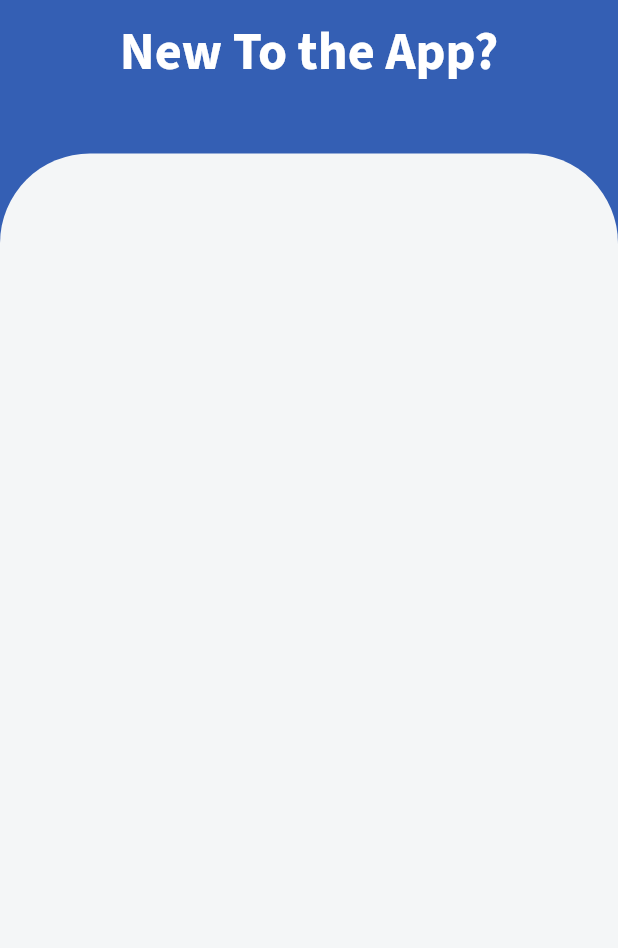
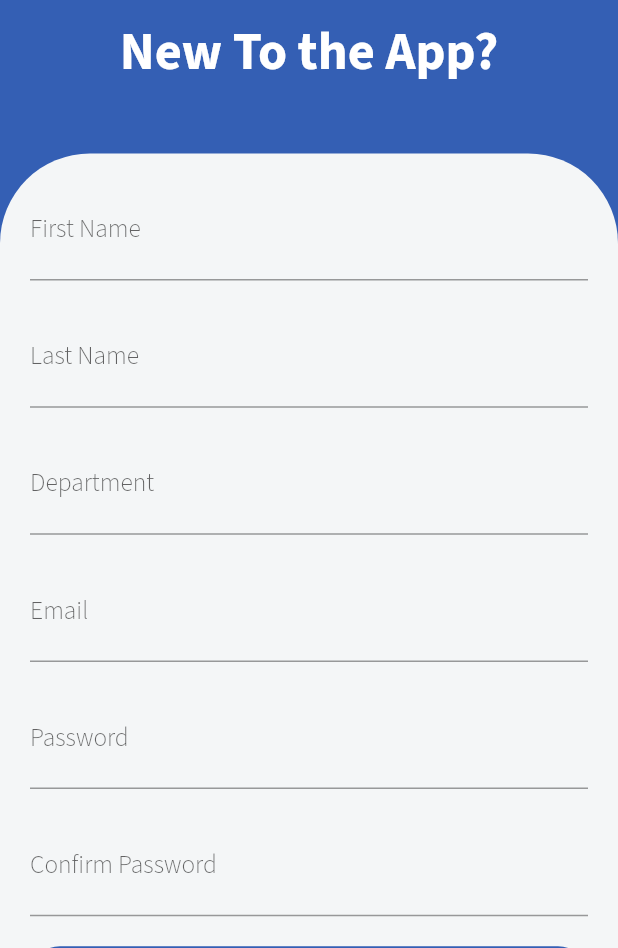
Before and after one commit to SodaraSou/Student-App, a Flutter app: the SignUpView screen opened by its route, on a phone screen of 412 x 824 dp, the part 288-1236 px from its top. Run offline on Flutter 3.47's test engine with Material 2 defaults, Android fonts, the phone set to English and light mode, and no system bars; our stand-ins replace firebase_auth, firebase_core, firebase_database, get, google_fonts; accounts and stored records are empty; network calls fail.

Commit message:
Finished sign up

```diff
--- a/lib/Pages/sign_up/sign_up_controller.dart
+++ b/lib/Pages/sign_up/sign_up_controller.dart
@@ -1,5 +1,43 @@
+import 'package:firebase_auth/firebase_auth.dart';
+import 'package:firebase_database/firebase_database.dart';
+import 'package:flutter/material.dart';
 import 'package:get/get.dart';
+import 'package:student_app/xcore.dart';
 
 class SignUpController extends GetxController {
+  final FirebaseAuth auth = FirebaseAuth.instance;
+  DatabaseReference ref = FirebaseDatabase.instance.ref();
+  final firstName = TextEditingController();
+  final lastName = TextEditingController();
+  final department = TextEditingController();
+  final email = TextEditingController();
+  final password = TextEditingController();
+  final confirmPassword = TextEditingController();
+  String userId = '';
 
+  Future<void> registerUser() async {
+    // Create user account
+    try {
+      await auth.createUserWithEmailAndPassword(
+        email: email.text.trim(),
+        password: password.text.trim(),
+      );
+    } catch (e) {
+      Get.snackbar('Error', e.toString());
+    }
+    // Create user database
+    userId = auth.currentUser!.uid;
+    try {
+      await ref.child('data').child(userId).set({
+        'email': email.text.trim(),
+        'password': password.text.trim(),
+        'firstName': firstName.text.trim(),
+        'lastName': lastName.text.trim(),
+        'department': department.text.trim(),
+      });
+    } catch (e) {
+      Get.snackbar('Error', e.toString());
+    }
+    Get.offNamed(PageRouter.home);
+  }
 }
--- a/lib/Pages/sign_up/sign_up_view.dart
+++ b/lib/Pages/sign_up/sign_up_view.dart
@@ -39,11 +39,136 @@ class SignUpView extends GetView<SignUpController> {
               width: MediaQuery.of(context).size.width,
               height: MediaQuery.of(context).size.height,
               decoration: const BoxDecoration(
-                  borderRadius: BorderRadius.only(
-                    topLeft: Radius.circular(kDefaultPadding * 3),
-                    topRight: Radius.circular(kDefaultPadding * 3),
-                  ),
-                  color: kOtherColor),
+                borderRadius: BorderRadius.only(
+                  topLeft: Radius.circular(kDefaultPadding * 3),
+                  topRight: Radius.circular(kDefaultPadding * 3),
+                ),
+                color: kOtherColor,
+              ),
+              child: Padding(
+                padding: const EdgeInsets.all(kDefaultPadding),
+                child: Column(
+                  children: [
+                    Form(
+                      child: Column(
+                        children: [
+                          TextField(
+                            keyboardType: TextInputType.name,
+                            style: const TextStyle(
+                              color: kTextBlackColor,
+                              fontSize: 17,
+                              fontWeight: FontWeight.w300,
+                            ),
+                            decoration: const InputDecoration(
+                              labelText: 'First Name',
+                            ),
+                            controller: controller.firstName,
+                          ),
+                          const SizedBox(
+                            height: kDefaultPadding,
+                          ),
+                          TextField(
+                            keyboardType: TextInputType.name,
+                            style: const TextStyle(
+                              color: kTextBlackColor,
+                              fontSize: 17,
+                              fontWeight: FontWeight.w300,
+                            ),
+                            decoration: const InputDecoration(
+                              labelText: 'Last Name',
+                            ),
+                            controller: controller.lastName,
+                          ),
+                          const SizedBox(
+                            height: kDefaultPadding,
+                          ),
+                          TextField(
+                            keyboardType: TextInputType.name,
+                            style: const TextStyle(
+                              color: kTextBlackColor,
+                              fontSize: 17,
+                              fontWeight: FontWeight.w300,
+                            ),
+                            decoration: const InputDecoration(
+                              labelText: 'Department',
+                            ),
+                            controller: controller.department,
+                          ),
+                          const SizedBox(
+                            height: kDefaultPadding,
+                          ),
+                          TextField(
+                            keyboardType: TextInputType.emailAddress,
+                            style: const TextStyle(
+                              color: kTextBlackColor,
+                              fontSize: 17,
+                              fontWeight: FontWeight.w300,
+                            ),
+                            decoration: const InputDecoration(
+                              labelText: 'Email',
+                            ),
+                            controller: controller.email,
+                          ),
+                          const SizedBox(
+                            height: kDefaultPadding,
+                          ),
+                          TextField(
+                            keyboardType: TextInputType.visiblePassword,
+                            style: const TextStyle(
+                              color: kTextBlackColor,
+                              fontSize: 17,
+                              fontWeight: FontWeight.w300,
+                            ),
+                            decoration: const InputDecoration(
+                              labelText: 'Password',
+                            ),
+                            controller: controller.password,
+                          ),
+                          const SizedBox(
+                            height: kDefaultPadding,
+                          ),
+                          TextField(
+                            keyboardType: TextInputType.visiblePassword,
+                            style: const TextStyle(
+                              color: kTextBlackColor,
+                              fontSize: 17,
+                              fontWeight: FontWeight.w300,
+                            ),
+                            decoration: const InputDecoration(
+                              labelText: 'Confirm Password',
+                            ),
+                            controller: controller.confirmPassword,
+                          ),
+                          const SizedBox(
+                            height: kDefaultPadding,
+                          ),
+                          InkWell(
+                            onTap: () => controller.registerUser(),
+                            child: Container(
+                              width: double.infinity,
+                              height: 60,
+                              decoration: BoxDecoration(
+                                borderRadius:
+                                    BorderRadius.circular(kDefaultPadding),
+                                color: kPrimaryColor,
+                              ),
+                              child: const Center(
+                                child: Text(
+                                  'Sign Up',
+                                  style: TextStyle(
+                                    fontSize: 17,
+                                    color: kTextWhiteColor,
+                                  ),
+                                ),
+                              ),
+                            ),
+                          )
+                        ],
+                      ),
+                    ),
+                  ],
+                ),
+              ),
             ),
           ],
         ),
```
